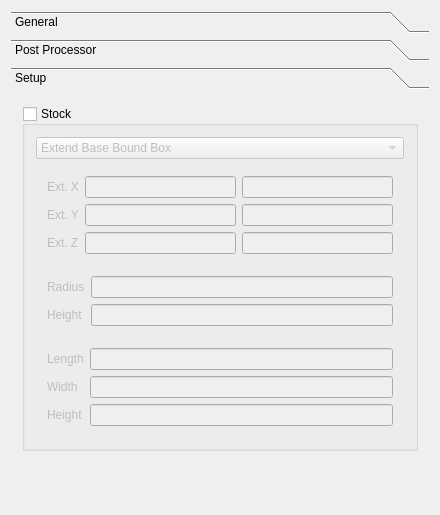
berndhahnebach/All_FreeCAD, file src/Mod/Path/Gui/Resources/preferences/PathJob.ui: the form before one commit.
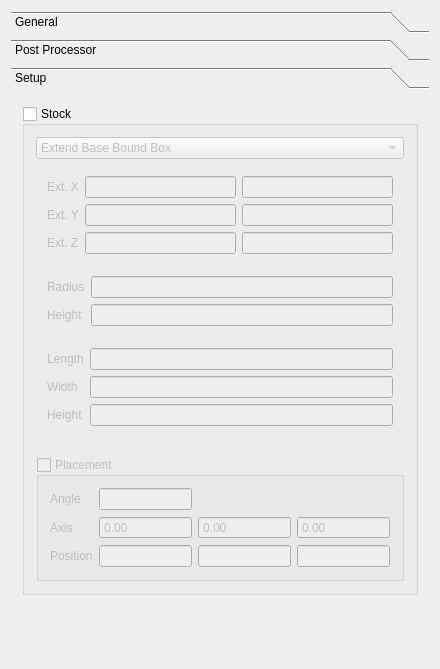
The form after the commit. Custom widgets are drawn as their Qt base class.

Commit message: Placement preferences for stock.

What changed in the file:
```diff
--- a/src/Mod/Path/Gui/Resources/preferences/PathJob.ui
+++ b/src/Mod/Path/Gui/Resources/preferences/PathJob.ui
@@ -7,7 +7,7 @@
     <x>0</x>
     <y>0</y>
     <width>440</width>
-    <height>515</height>
+    <height>669</height>
    </rect>
   </property>
   <property name="windowTitle">
@@ -502,6 +502,88 @@
             </layout>
            </widget>
           </item>
+          <item>
+           <spacer name="horizontalSpacer_2">
+            <property name="orientation">
+             <enum>Qt::Horizontal</enum>
+            </property>
+            <property name="sizeHint" stdset="0">
+             <size>
+              <width>40</width>
+              <height>20</height>
+             </size>
+            </property>
+           </spacer>
+          </item>
+          <item>
+           <widget class="QGroupBox" name="stockPlacementGroup">
+            <property name="title">
+             <string>Placement</string>
+            </property>
+            <property name="checkable">
+             <bool>true</bool>
+            </property>
+            <property name="checked">
+             <bool>false</bool>
+            </property>
+            <layout class="QGridLayout" name="gridLayout_3">
+             <item row="0" column="2">
+              <widget class="Gui::InputField" name="stockAngle"/>
+             </item>
+             <item row="4" column="0">
+              <widget class="QLabel" name="label_10">
+               <property name="text">
+                <string>Position</string>
+               </property>
+              </widget>
+             </item>
+             <item row="3" column="0">
+              <widget class="QLabel" name="label_11">
+               <property name="text">
+                <string>Axis</string>
+               </property>
+              </widget>
+             </item>
+             <item row="4" column="2">
+              <widget class="Gui::InputField" name="stockPositionX"/>
+             </item>
+             <item row="0" column="0">
+              <widget class="QLabel" name="label_9">
+               <property name="text">
+                <string>Angle</string>
+               </property>
+              </widget>
+             </item>
+             <item row="4" column="3">
+              <widget class="Gui::InputField" name="stockPositionY"/>
+             </item>
+             <item row="4" column="4">
+              <widget class="Gui::InputField" name="stockPositionZ"/>
+             </item>
+             <item row="3" column="2">
+              <widget class="QDoubleSpinBox" name="stockAxisX">
+               <property name="buttonSymbols">
+                <enum>QAbstractSpinBox::NoButtons</enum>
+               </property>
+              </widget>
+             </item>
+             <item row="3" column="3">
+              <widget class="QDoubleSpinBox" name="stockAxisY">
+               <property name="buttonSymbols">
+                <enum>QAbstractSpinBox::NoButtons</enum>
+               </property>
+              </widget>
+             </item>
+             <item row="3" column="4">
+              <widget class="QDoubleSpinBox" name="stockAxisZ">
+               <property name="buttonSymbols">
+                <enum>QAbstractSpinBox::NoButtons</enum>
+               </property>
+              </widget>
+             </item>
+            </layout>
+           </widget>
+          </item>
          </layout>
         </widget>
        </item>
@@ -513,7 +595,7 @@
          <property name="sizeHint" stdset="0">
           <size>
            <width>20</width>
-           <height>8</height>
+           <height>13</height>
           </size>
          </property>
         </spacer>
```
Left out of the diff: 12 changed lines with no effect on the pictures. The commit also changes 2 other files.
